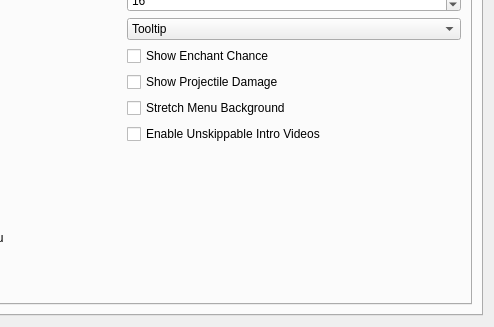
Old version of the form apps/launcher/ui/settingspage.ui in the repository zander2k1/groovy-openmw; both pictures show x 247 to 741 and y 176 to 503 of the 741 by 503 pixel window.
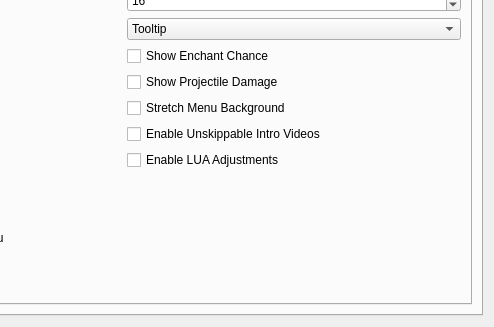
New version of the form. The open tabs and pages were chosen to show the change.

Commit message: OpenMW-XBOX: New setting "Enable LUA Adjustments" <DEFAULT: OFF>, When enabled LUA HUD widgets will be hidden when other GUIs are open.

Patch:
```diff
--- a/apps/launcher/ui/settingspage.ui
+++ b/apps/launcher/ui/settingspage.ui
@@ -1512,6 +1512,16 @@
               </property>
              </widget>
             </item>
+            <item row="9" column="1">
+             <widget class="QCheckBox" name="luaAdjustmentsCheckBox">
+              <property name="toolTip">
+               <string>&lt;html&gt;&lt;head/&gt;&lt;body&gt;&lt;p&gt;Hides LUA-based HUD elements when GUIs are open.&lt;/p&gt;&lt;/body&gt;&lt;/html&gt;</string>
+              </property>
+              <property name="text">
+               <string>Enable LUA Adjustments</string>
+              </property>
+             </widget>
+            </item>
              <item row="4" column="0">
               <widget class="QLabel" name="showOwnedLabel">
                <property name="text">
```
The commit also changes 15 other files.
